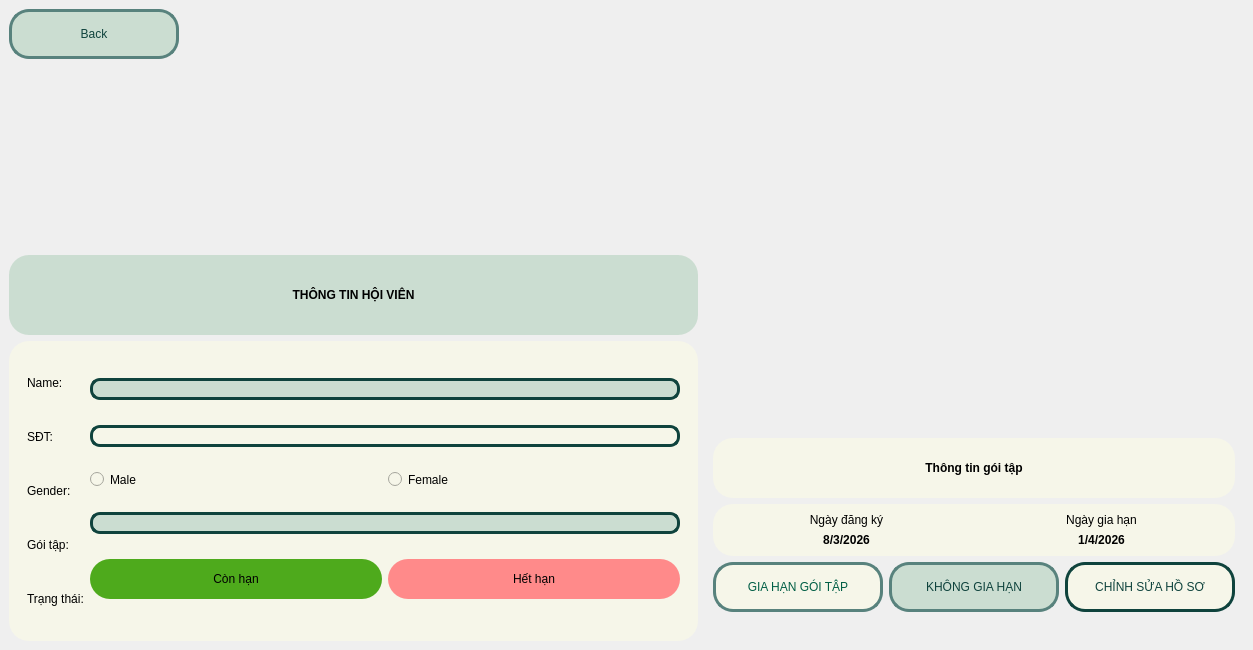
First picture: the form in ui/member/MemberMainWindow.ui, repository nguyenbphan12001-rimzy/Do-an-cuoi-ki-Nhom8_KTLT, before the edit.
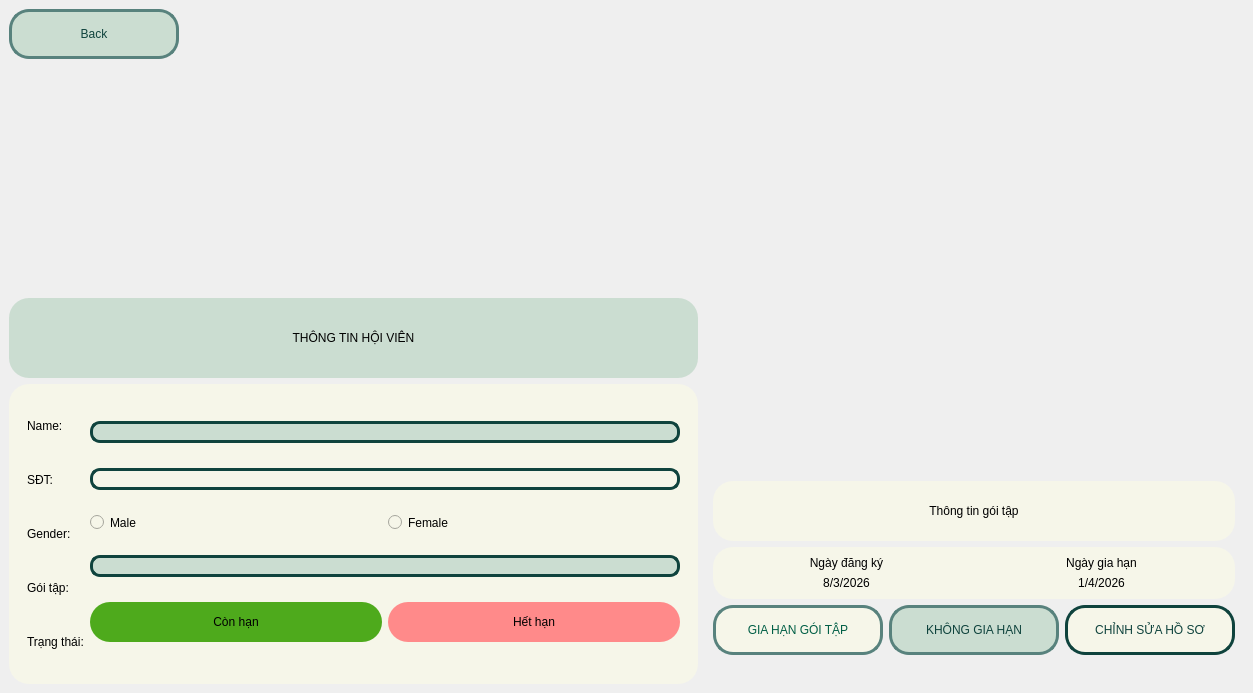
Second picture: the form after the edit. Icons and pictures are not drawn.

Diff of the .ui file:
```diff
--- a/ui/member/MemberMainWindow.ui
+++ b/ui/member/MemberMainWindow.ui
@@ -7,7 +7,7 @@
     <x>0</x>
     <y>0</y>
     <width>1253</width>
-    <height>650</height>
+    <height>693</height>
    </rect>
   </property>
   <property name="windowTitle">
@@ -81,8 +81,7 @@
            <string notr="true">background-color:#cbddd1;
 font: 87 18pt &quot;Noto Sans TC Black&quot;;
 border-radius: 20px;
-border: 3px ;
-font-weight:bold;</string>
+border: 3px ;</string>
           </property>
           <property name="text">
            <string>THÔNG TIN HỘI VIÊN</string>
@@ -293,8 +292,7 @@
                 <string notr="true">font: 87 18pt &quot;Noto Sans HK Black&quot;;
 background-color:#f6f6e9;
 border-radius: 20px;
-border: 3px ;
-font-weight:bold;</string>
+border: 3px ;</string>
                </property>
                <property name="text">
                 <string>Thông tin gói tập</string>
@@ -343,8 +341,7 @@
                   <item row="1" column="0">
                    <widget class="QLabel" name="labelNgayDKy">
                     <property name="styleSheet">
-                     <string notr="true">font: 87 14pt &quot;Noto Sans HK Black&quot;;
-font-weight:bold;</string>
+                     <string notr="true">font: 87 14pt &quot;Noto Sans HK Black&quot;;</string>
                     </property>
                     <property name="text">
                      <string>8/3/2026</string>
@@ -357,8 +354,7 @@
                   <item row="1" column="1">
                    <widget class="QLabel" name="labelNgayGiahan">
                     <property name="styleSheet">
-                     <string notr="true">font: 87 14pt &quot;Noto Sans HK Black&quot;;
-font-weight:bold;</string>
+                     <string notr="true">font: 87 14pt &quot;Noto Sans HK Black&quot;;</string>
                     </property>
                     <property name="text">
                      <string>1/4/2026</string>
```
Left out of the diff: 2 changed lines with no effect on the pictures.
